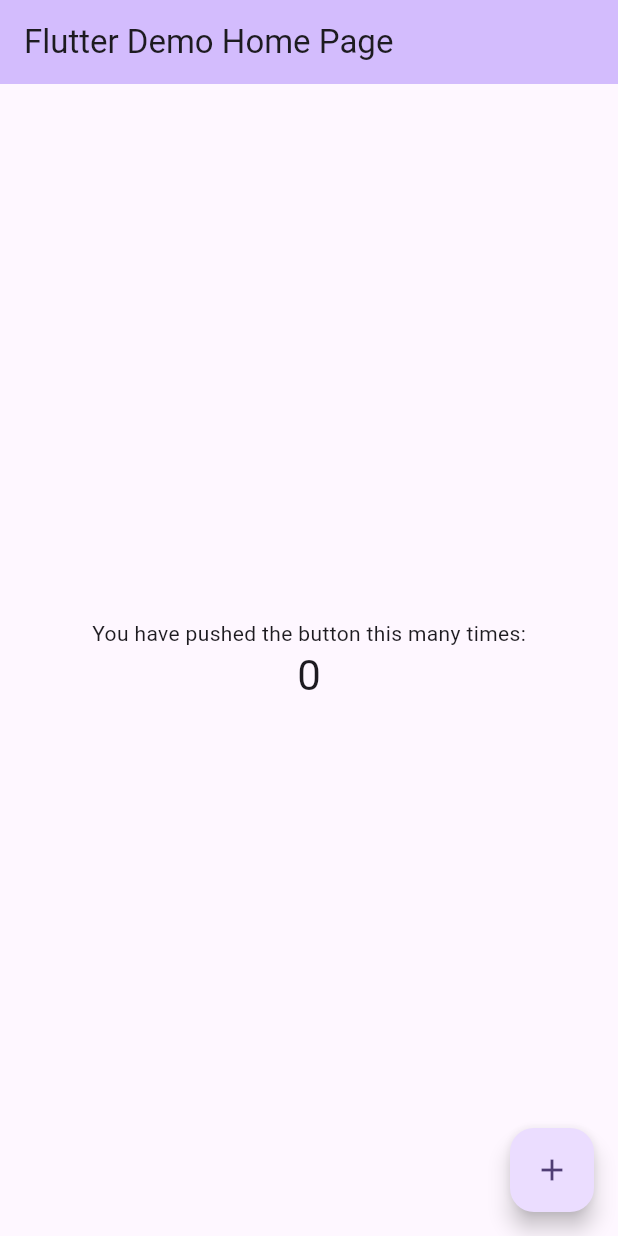
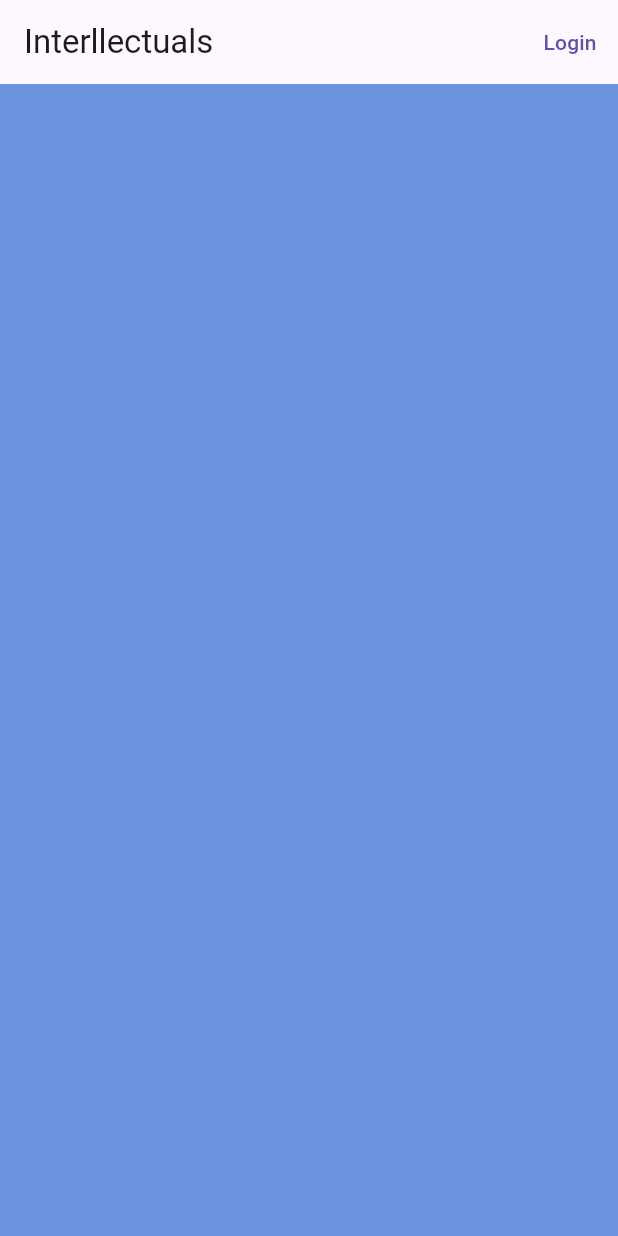
Before and after one commit to larryQuao/interllectuals, a Flutter app: the screen it shows after launch, on a phone screen of 412 x 824 dp. Run offline on Flutter 3.47's test engine with Material 3 defaults, Android fonts, the light colour scheme and no system bars.

Commit message:
getting started

```diff
--- a/lib/main.dart
+++ b/lib/main.dart
@@ -1,4 +1,5 @@
 import 'package:flutter/material.dart';
+import 'package:interllectuals/pages/homepage.dart';
 
 void main() {
   runApp(const MyApp());
@@ -7,119 +8,10 @@
 class MyApp extends StatelessWidget {
   const MyApp({super.key});
 
-  // This widget is the root of your application.
   @override
   Widget build(BuildContext context) {
-    return MaterialApp(
-      title: 'Flutter Demo',
-      theme: ThemeData(
-        // This is the theme of your application.
-        //
-        // TRY THIS: Try running your application with "flutter run". You'll see
-        // the application has a purple toolbar. Then, without quitting the app,
-        // try changing the seedColor in the colorScheme below to Colors.green
-        // and then invoke "hot reload" (save your changes or press the "hot
-        // reload" button in a Flutter-supported IDE, or press "r" if you used
-        // the command line to start the app).
-        //
-        // Notice that the counter didn't reset back to zero; the application
-        // state is not lost during the reload. To reset the state, use hot
-        // restart instead.
-        //
-        // This works for code too, not just values: Most code changes can be
-        // tested with just a hot reload.
-        colorScheme: ColorScheme.fromSeed(seedColor: Colors.deepPurple),
-        useMaterial3: true,
-      ),
-      home: const MyHomePage(title: 'Flutter Demo Home Page'),
+    return const MaterialApp(
+      home: HomePage(),
     );
   }
 }
-
-class MyHomePage extends StatefulWidget {
-  const MyHomePage({super.key, required this.title});
-
-  // This widget is the home page of your application. It is stateful, meaning
-  // that it has a State object (defined below) that contains fields that affect
-  // how it looks.
-
-  // This class is the configuration for the state. It holds the values (in this
-  // case the title) provided by the parent (in this case the App widget) and
-  // used by the build method of the State. Fields in a Widget subclass are
-  // always marked "final".
-
-  final String title;
-
-  @override
-  State<MyHomePage> createState() => _MyHomePageState();
-}
-
-class _MyHomePageState extends State<MyHomePage> {
-  int _counter = 0;
-
-  void _incrementCounter() {
-    setState(() {
-      // This call to setState tells the Flutter framework that something has
-      // changed in this State, which causes it to rerun the build method below
-      // so that the display can reflect the updated values. If we changed
-      // _counter without calling setState(), then the build method would not be
-      // called again, and so nothing would appear to happen.
-      _counter++;
-    });
-  }
-
-  @override
-  Widget build(BuildContext context) {
-    // This method is rerun every time setState is called, for instance as done
-    // by the _incrementCounter method above.
-    //
-    // The Flutter framework has been optimized to make rerunning build methods
-    // fast, so that you can just rebuild anything that needs updating rather
-    // than having to individually change instances of widgets.
-    return Scaffold(
-      appBar: AppBar(
-        // TRY THIS: Try changing the color here to a specific color (to
-        // Colors.amber, perhaps?) and trigger a hot reload to see the AppBar
-        // change color while the other colors stay the same.
-        backgroundColor: Theme.of(context).colorScheme.inversePrimary,
-        // Here we take the value from the MyHomePage object that was created by
-        // the App.build method, and use it to set our appbar title.
-        title: Text(widget.title),
-      ),
-      body: Center(
-        // Center is a layout widget. It takes a single child and positions it
-        // in the middle of the parent.
-        child: Column(
-          // Column is also a layout widget. It takes a list of children and
-          // arranges them vertically. By default, it sizes itself to fit its
-          // children horizontally, and tries to be as tall as its parent.
-          //
-          // Column has various properties to control how it sizes itself and
-          // how it positions its children. Here we use mainAxisAlignment to
-          // center the children vertically; the main axis here is the vertical
-          // axis because Columns are vertical (the cross axis would be
-          // horizontal).
-          //
-          // TRY THIS: Invoke "debug painting" (choose the "Toggle Debug Paint"
-          // action in the IDE, or press "p" in the console), to see the
-          // wireframe for each widget.
-          mainAxisAlignment: MainAxisAlignment.center,
-          children: <Widget>[
-            const Text(
-              'You have pushed the button this many times:',
-            ),
-            Text(
-              '$_counter',
-              style: Theme.of(context).textTheme.headlineMedium,
-            ),
-          ],
-        ),
-      ),
-      floatingActionButton: FloatingActionButton(
-        onPressed: _incrementCounter,
-        tooltip: 'Increment',
-        child: const Icon(Icons.add),
-      ), // This trailing comma makes auto-formatting nicer for build methods.
-    );
-  }
-}
--- /dev/null
+++ b/lib/pages/homepage.dart
@@ -0,0 +1,43 @@
+import 'package:flutter/material.dart';
+import 'package:interllectuals/widgets/navigation.dart';
+
+class HomePage extends StatefulWidget {
+  const HomePage({super.key});
+
+  @override
+  State<HomePage> createState() => _HomePageState();
+}
+
+class _HomePageState extends State<HomePage> {
+  int _selectedIndex = 0;
+
+  void _onItemSelected(int index) {
+    setState(() {
+      _selectedIndex = index;
+    });
+  }
+
+  final List<NavigationItem> _item = [
+    NavigationItem('Home'),
+    NavigationItem('About'),
+    NavigationItem('Services'),
+    NavigationItem('Advisor Blog'),
+  ];
+
+  @override
+  Widget build(BuildContext context) {
+    return Scaffold(
+      appBar: AppBar(
+        title: const Text('Interllectuals'),
+        actions: [
+          TextButton(
+            onPressed: () {},
+            child: Text('Login'),
+          ),
+        ],
+      ),
+      body: const SingleChildScrollView(),
+      backgroundColor: Color.fromARGB(255, 106, 149, 222),
+    );
+  }
+}
```
Also changed, not shown: lib/widgets/navigation.dart (added, +66 -0 lines), pubspec.lock.
